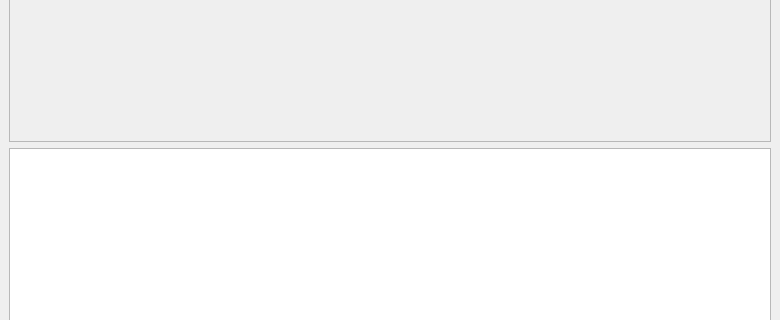
First picture: the form in JPEGParser/demo/mainwindow.ui, repository baidut/JPEGParser, before the edit; both pictures show x 0 to 780 and y 169 to 489 of the 780 by 602 pixel window.
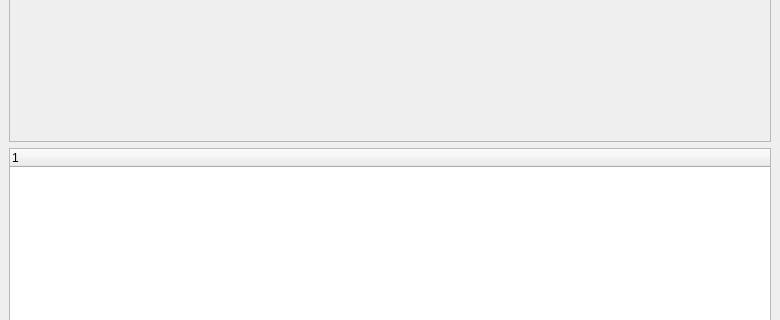
Second picture: the form after the edit. Icons and pictures are not drawn. Custom widgets are drawn as their Qt base class.

Commit message: + Tree display

Diff of the .ui file:
```diff
--- a/JPEGParser/demo/mainwindow.ui
+++ b/JPEGParser/demo/mainwindow.ui
@@ -18,12 +18,18 @@
     <bool>true</bool>
    </property>
    <layout class="QGridLayout" name="gridLayout">
+    <item row="1" column="0">
+     <widget class="QTreeWidget" name="treeWidget">
+      <column>
+       <property name="text">
+        <string notr="true">1</string>
+       </property>
+      </column>
+     </widget>
+    </item>
     <item row="0" column="0">
      <widget class="QHexEdit" name="HexEdit"/>
     </item>
-    <item row="1" column="0">
-     <widget class="QTreeView" name="treeView"/>
-    </item>
    </layout>
   </widget>
   <widget class="QMenuBar" name="menubar">
```
The commit also changes 7 other files.
